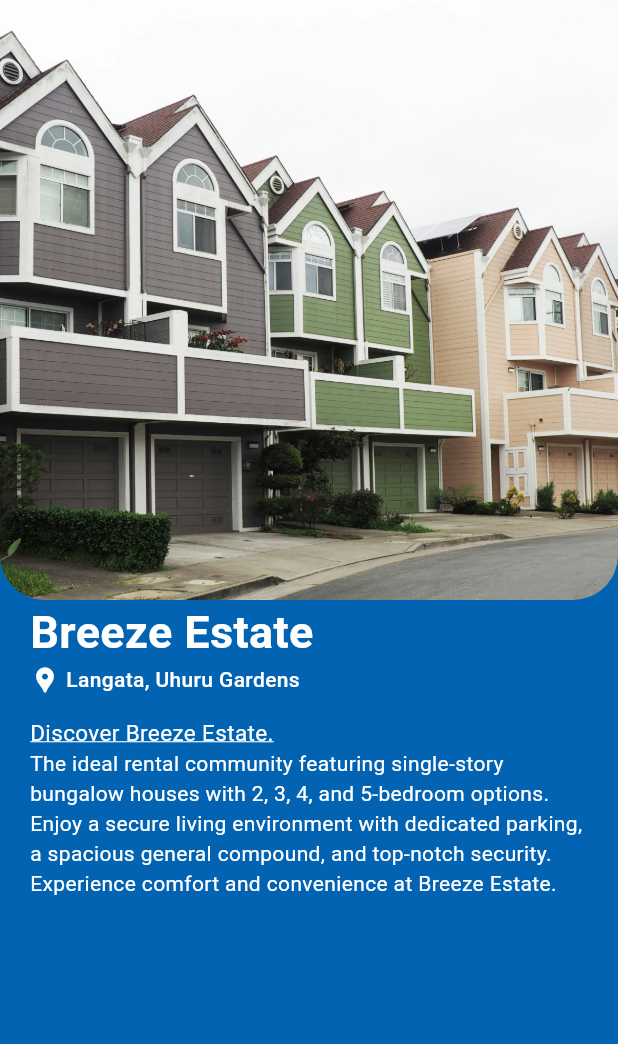
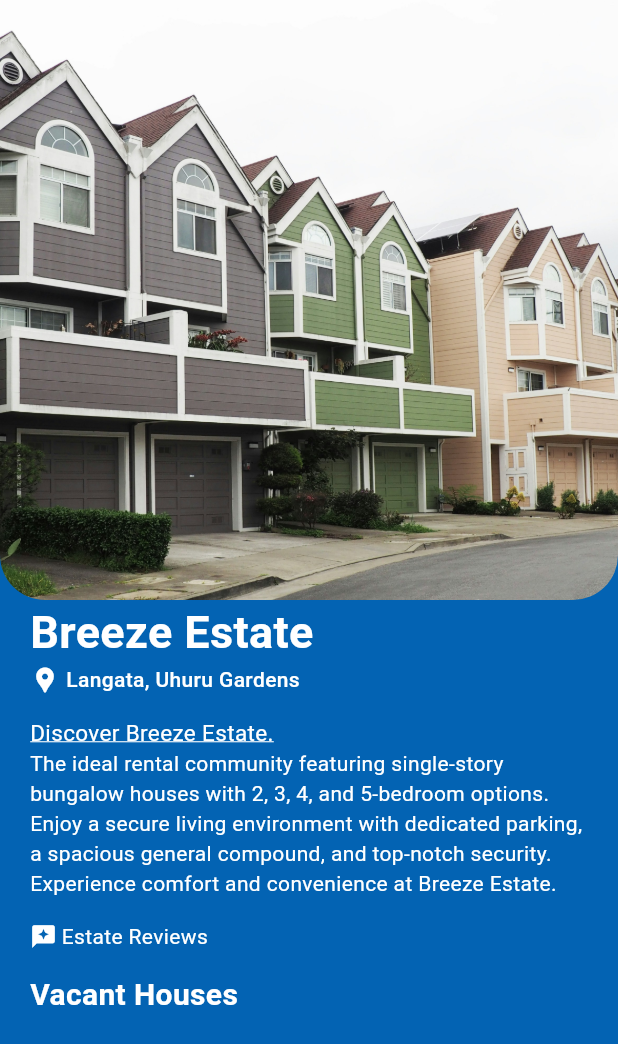
Before and after one commit to gilbert-ku/EstateEase-mobileApp, a Flutter app: the Bungalow screen opened directly, on a phone screen of 412 x 824 dp. Shown: the top 1044 px of the screen. Run offline on Flutter 3.47's test engine with Material 3 defaults, Android fonts, the phone set to English and light mode, and no system bars.

Commit message:
add vacant sub title

```diff
--- a/lib/components/bungalow.dart
+++ b/lib/components/bungalow.dart
@@ -71,9 +71,42 @@ class Bungalow extends StatelessWidget {
                     color: Colors.white
                   ),
                   ),
+
+                  SizedBox(height: 15,),
+
+                  Row(
+                    children: [
+                      Icon(Icons.reviews,
+                      color: Colors.white,
+                      size: 18,
+                      ),
+
+                      Padding(
+                        padding: EdgeInsets.symmetric(horizontal: 3),
+                        child: Text("Estate Reviews",
+                        style: TextStyle(
+                          color: Colors.white
+                        ),
+                        ),
+                      ),
+                    ],
+                  )
                 ],
               ),
             ),
+
+            const SizedBox( height: 15,),
+             const Padding(
+              padding: EdgeInsets.symmetric(horizontal: 20),
+              child: Text("Vacant Houses",
+              style: TextStyle(
+                color: Colors.white,
+                fontWeight: FontWeight.w700,
+                fontSize: 20,
+              ),
+              ),
+            ),
+
           ],
         ),
       )
```
